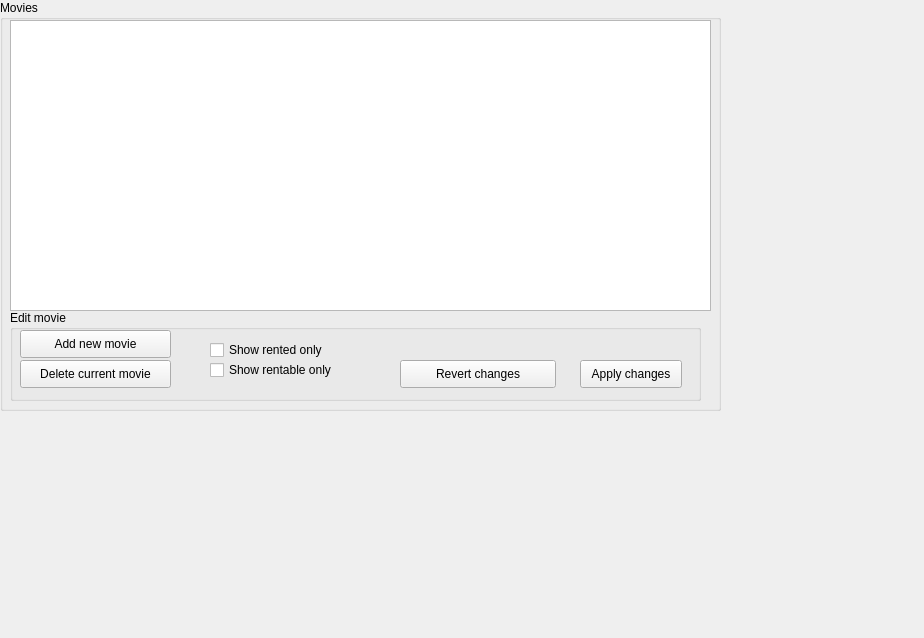
The window that Videobase/Videobase/View/bookedit.ui (BittnerBarnabas/Videobase) describes before a commit, drawn with Qt 5.
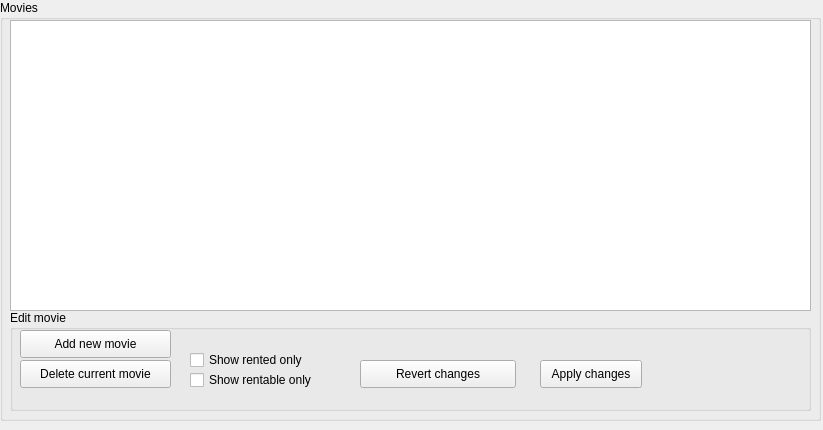
The same window after the commit.

Diff of the .ui file:
```diff
--- a/Videobase/Videobase/View/bookedit.ui
+++ b/Videobase/Videobase/View/bookedit.ui
@@ -6,10 +6,16 @@
    <rect>
     <x>0</x>
     <y>0</y>
-    <width>924</width>
-    <height>638</height>
+    <width>823</width>
+    <height>430</height>
    </rect>
   </property>
+  <property name="sizePolicy">
+   <sizepolicy hsizetype="Preferred" vsizetype="Preferred">
+    <horstretch>0</horstretch>
+    <verstretch>0</verstretch>
+   </sizepolicy>
+  </property>
   <property name="windowTitle">
    <string>bookEdit</string>
   </property>
@@ -18,10 +24,16 @@
     <rect>
      <x>0</x>
      <y>0</y>
-     <width>721</width>
-     <height>411</height>
+     <width>821</width>
+     <height>421</height>
     </rect>
    </property>
+   <property name="sizePolicy">
+    <sizepolicy hsizetype="Preferred" vsizetype="Preferred">
+     <horstretch>0</horstretch>
+     <verstretch>0</verstretch>
+    </sizepolicy>
+   </property>
    <property name="title">
     <string>Movies</string>
    </property>
@@ -30,8 +42,8 @@
      <rect>
       <x>10</x>
       <y>310</y>
-      <width>691</width>
-      <height>91</height>
+      <width>801</width>
+      <height>101</height>
      </rect>
     </property>
     <property name="title">
@@ -66,7 +78,7 @@
     <widget class="QPushButton" name="buttonRevert">
      <property name="geometry">
       <rect>
-       <x>390</x>
+       <x>350</x>
        <y>50</y>
        <width>156</width>
        <height>28</height>
@@ -79,7 +91,7 @@
     <widget class="QPushButton" name="buttonSubmit">
      <property name="geometry">
       <rect>
-       <x>570</x>
+       <x>530</x>
        <y>50</y>
        <width>102</width>
        <height>28</height>
@@ -92,8 +104,8 @@
     <widget class="QCheckBox" name="checkBoxRentableToggle">
      <property name="geometry">
       <rect>
-       <x>200</x>
-       <y>50</y>
+       <x>180</x>
+       <y>60</y>
        <width>141</width>
        <height>20</height>
       </rect>
@@ -105,8 +117,8 @@
     <widget class="QCheckBox" name="checkBoxRentedToggle">
      <property name="geometry">
       <rect>
-       <x>200</x>
-       <y>30</y>
+       <x>180</x>
+       <y>40</y>
        <width>131</width>
        <height>20</height>
       </rect>
@@ -121,10 +133,16 @@
      <rect>
       <x>10</x>
       <y>20</y>
-      <width>701</width>
+      <width>801</width>
       <height>291</height>
      </rect>
     </property>
+    <property name="sizePolicy">
+     <sizepolicy hsizetype="Ignored" vsizetype="Ignored">
+      <horstretch>0</horstretch>
+      <verstretch>0</verstretch>
+     </sizepolicy>
+    </property>
    </widget>
   </widget>
  </widget>
```
